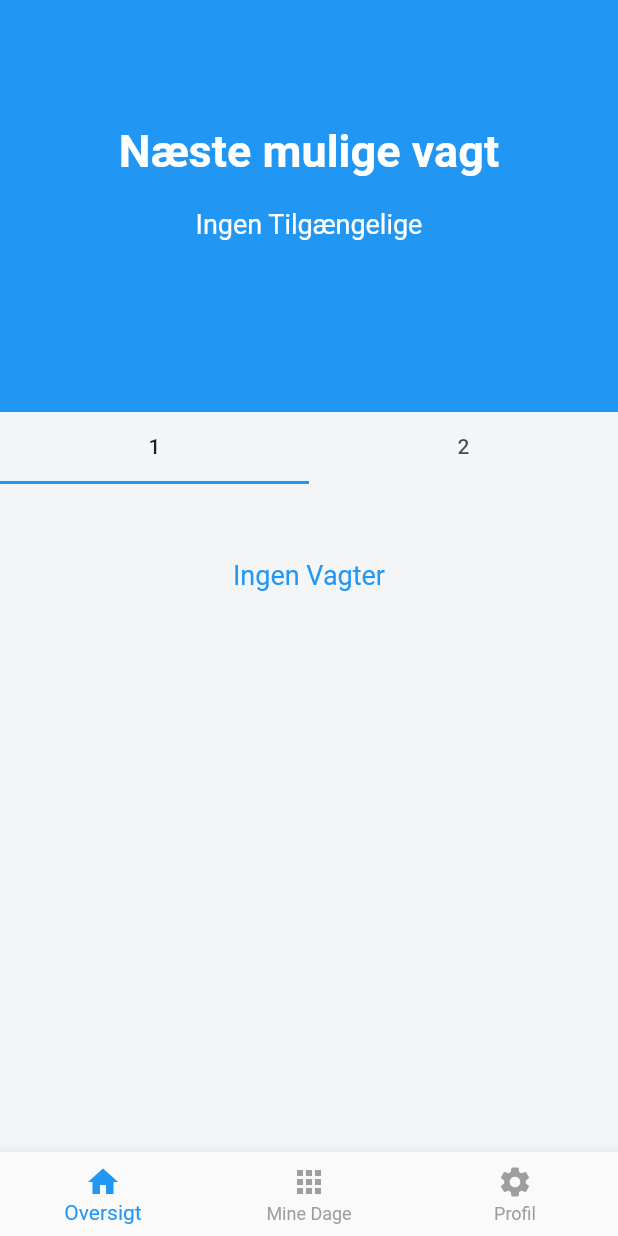
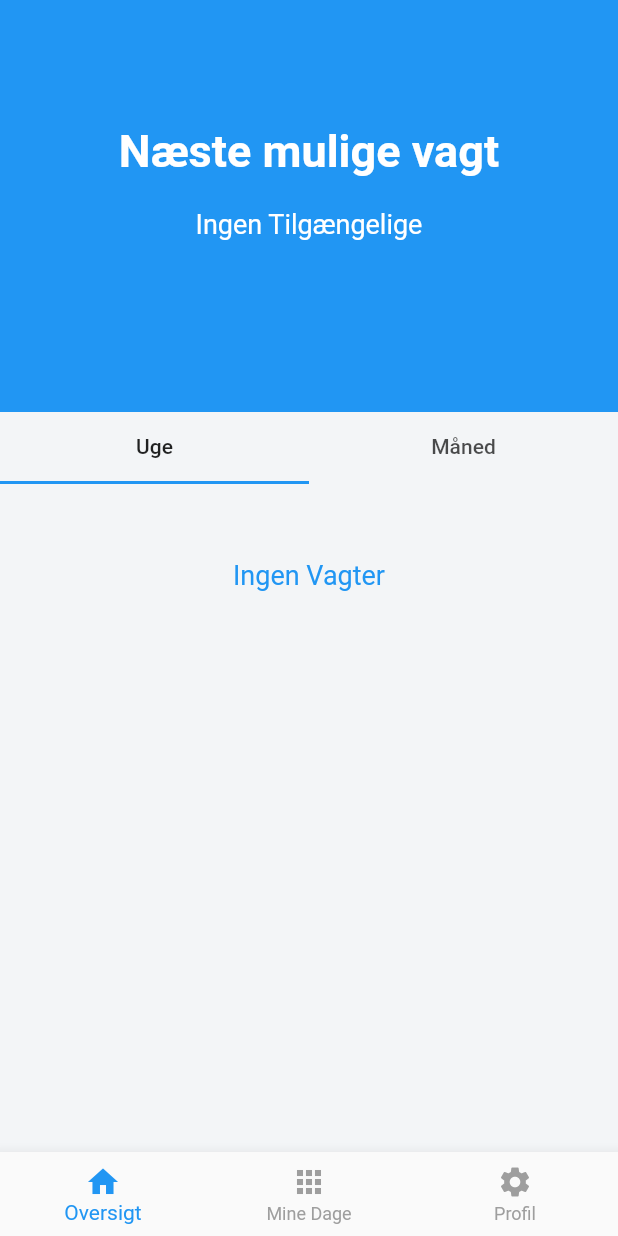
Before and after one commit to ammarOdin/odinvikar, a Flutter app: the screen it shows after launch, on a phone screen of 412 x 824 dp. Run offline on Flutter 3.47's test engine with Material 2 defaults, Android fonts, the phone set to English and light mode, and no system bars; our stand-ins replace cloud_firestore, firebase_core, sliding_sheet, table_calendar; missing offline and left inert: week_of_year; accounts and stored records are empty.

Commit message:
Weekly and monthy shifts on dashboard change

```diff
--- a/lib/main_screens/home_screen.dart
+++ b/lib/main_screens/home_screen.dart
@@ -81,7 +81,7 @@ class _State extends State<HomeScreen> with TickerProviderStateMixin {
           ),
         ),
 
-        TabBar(controller: _controller, tabs: const [Tab(text: "1",), Tab(text: "2",)]),
+        TabBar(controller: _controller, tabs: const [Tab(text: "Uge",), Tab(text: "Måned",)]),
 
         StreamBuilder(
             stream: shift.snapshots() ,
```
